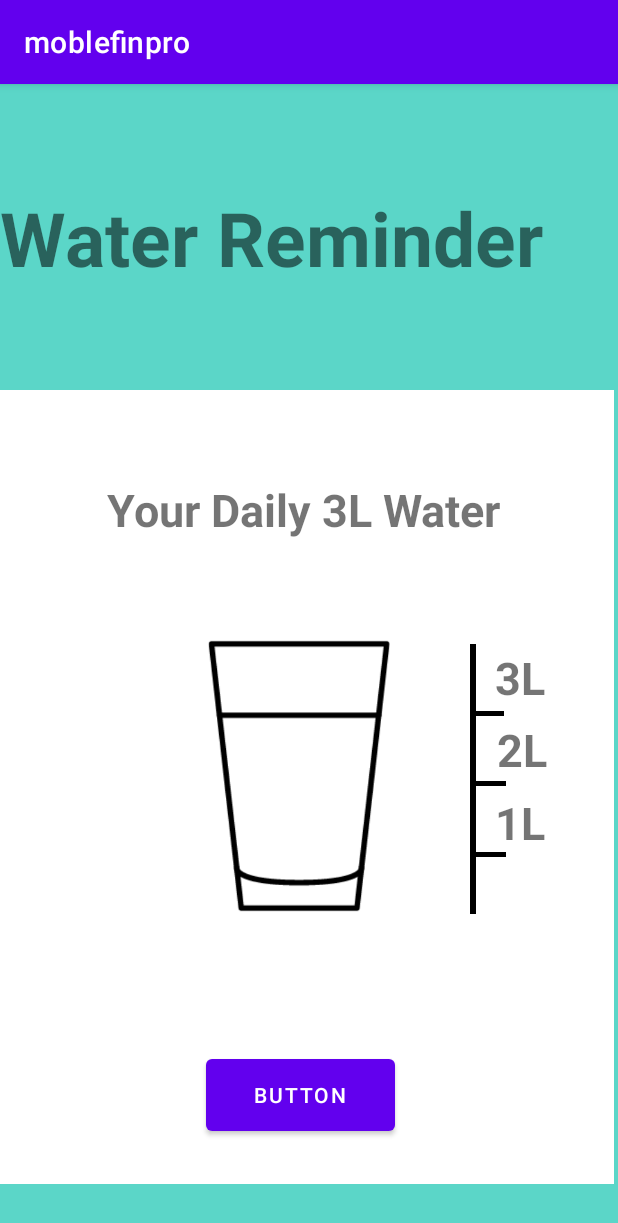
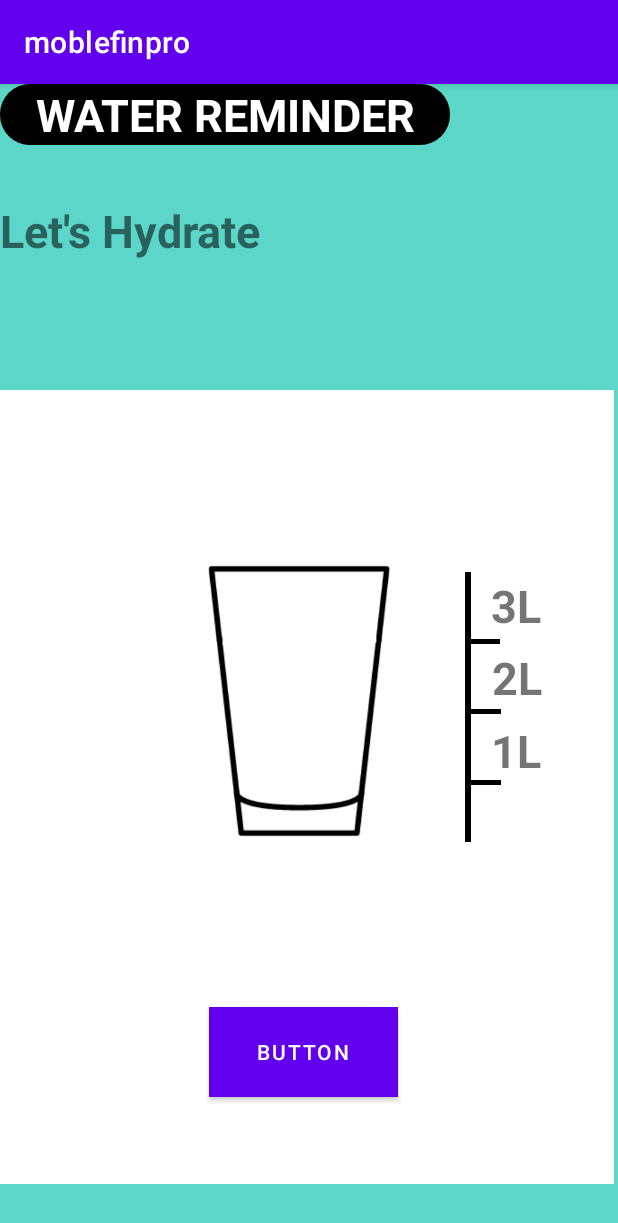
Before and after one commit to joshuawenata/MobileFinalProject, an Android app: the WaterReminder screen opened directly, with no data from a screen before it, on a phone screen of 412 x 824 dp. Shown: the top 1223 px of the screen. Run offline under Robolectric (Android 15) with nearby library versions, the phone set to English and light mode, and no system bars.

Commit message:
Water Reminder Page UI Development
Water Reminder Page UI Development

```diff
--- a/app/src/main/java/com/example/moblefinpro/WaterReminder.java
+++ b/app/src/main/java/com/example/moblefinpro/WaterReminder.java
@@ -1,35 +1,39 @@
 package com.example.moblefinpro;
 
 import androidx.appcompat.app.AppCompatActivity;
-
 import android.graphics.drawable.AnimationDrawable;
 import android.os.Bundle;
+import android.view.View;
+import android.widget.Button;
 import android.widget.ImageView;
 
 public class WaterReminder extends AppCompatActivity {
 
     AnimationDrawable waveAnimated;
+    private ImageView imageView;
+    private Button button;
+    private int buttonClickCount = 0;
 
     @Override
     protected void onCreate(Bundle savedInstanceState) {
         super.onCreate(savedInstanceState);
         setContentView(R.layout.activity_water_reminder);
-//        WaveLoadingView mWaveLoadingView = (WaveLoadingView) findViewById(R.id.waveLoadingView);
-//        mWaveLoadingView.setShapeType(WaveLoadingView.ShapeType.CIRCLE);
-//        mWaveLoadingView.setTopTitle("Top Title");
-//        mWaveLoadingView.setCenterTitleColor(Color.GRAY);
-//        mWaveLoadingView.setBottomTitleSize(18);
-//        mWaveLoadingView.setProgressValue(80);
-//        mWaveLoadingView.setBorderWidth(10);
-//        mWaveLoadingView.setAmplitudeRatio(60);
-//        mWaveLoadingView.setWaveColor(Color.GRAY);
-//        mWaveLoadingView.setBorderColor(Color.GRAY);
-//        mWaveLoadingView.setTopTitleStrokeColor(Color.BLUE);
-//        mWaveLoadingView.setTopTitleStrokeWidth(3);
-//        mWaveLoadingView.setAnimDuration(3000);
-//        mWaveLoadingView.pauseAnimation();
-//        mWaveLoadingView.resumeAnimation();
-//        mWaveLoadingView.cancelAnimation();
-//        mWaveLoadingView.startAnimation();
+        imageView = findViewById(R.id.changeWater_image);
+        button = findViewById(R.id.changeWater_button);
+        imageView.setImageResource(R.drawable.glass1);
+        button.setOnClickListener(new View.OnClickListener() {
+            @Override
+            public void onClick(View v) {
+                buttonClickCount++;
+
+                if (buttonClickCount % 4 == 1) {
+                    imageView.setImageResource(R.drawable.glass2);
+                } else if (buttonClickCount % 4 == 2) {
+                    imageView.setImageResource(R.drawable.glass3);
+                } else {
+                    imageView.setImageResource(R.drawable.glass4);
+                }
+            }
+        });
     }
 }
--- a/app/src/main/res/layout/activity_water_reminder.xml
+++ b/app/src/main/res/layout/activity_water_reminder.xml
@@ -18,43 +18,32 @@
         app:layout_constraintTop_toTopOf="parent">
 
         <Button
-            android:id="@+id/button4"
+            android:id="@+id/changeWater_button"
             android:layout_width="126dp"
             android:layout_height="60dp"
             android:layout_alignParentStart="true"
             android:layout_alignParentEnd="true"
             android:layout_alignParentBottom="true"
-            android:layout_marginStart="137dp"
-            android:layout_marginEnd="146dp"
-            android:layout_marginBottom="29dp"
+            android:layout_marginStart="139dp"
+            android:layout_marginEnd="144dp"
+            android:layout_marginBottom="58dp"
+            android:background="#5BD5C7"
             android:text="Button" />
 
         <ImageView
-            android:id="@+id/imageView"
+            android:id="@+id/changeWater_image"
             android:layout_width="300dp"
-            android:layout_height="300dp"
+            android:layout_height="400dp"
             android:layout_alignParentStart="true"
             android:layout_alignParentTop="true"
             android:layout_alignParentEnd="true"
             android:layout_alignParentBottom="true"
             android:layout_marginStart="49dp"
-            android:layout_marginTop="107dp"
+            android:layout_marginTop="7dp"
             android:layout_marginEnd="60dp"
             android:layout_marginBottom="122dp"
+
             app:srcCompat="@drawable/glass1" />
-
-        <TextView
-            android:id="@+id/textView"
-            android:layout_width="wrap_content"
-            android:layout_height="wrap_content"
-            android:layout_alignParentTop="true"
-            android:layout_alignParentEnd="true"
-            android:layout_marginTop="59dp"
-            android:layout_marginEnd="76dp"
-            android:gravity="center"
-            android:text="Your Daily 3L Water"
-            android:textSize="30sp"
-            android:textStyle="bold" />
 
         <TextView
             android:id="@+id/textView10"
@@ -62,10 +51,62 @@
             android:layout_height="wrap_content"
             android:layout_alignParentTop="true"
             android:layout_alignParentEnd="true"
-            android:layout_marginTop="219dp"
-            android:layout_marginEnd="34dp"
+            android:layout_marginTop="171dp"
+            android:layout_marginEnd="37dp"
+            android:width="300dp"
             android:gravity="center"
             android:text="2L"
+            android:textSize="30sp"
+            android:textStyle="bold" />
+
+        <View
+            android:layout_width="4dp"
+            android:layout_height="180dp"
+            android:layout_alignParentTop="true"
+            android:layout_alignParentEnd="true"
+            android:layout_marginTop="121dp"
+            android:layout_marginEnd="95dp"
+            android:background="@android:color/black" />
+
+        <View
+            android:layout_width="20dp"
+            android:layout_height="3dp"
+            android:layout_alignParentStart="true"
+            android:layout_alignParentBottom="true"
+            android:layout_marginStart="314dp"
+            android:layout_marginBottom="266dp"
+            android:background="@android:color/black" />
+
+        <View
+            android:id="@+id/view"
+            android:layout_width="20dp"
+            android:layout_height="3dp"
+            android:layout_alignParentStart="true"
+            android:layout_alignParentBottom="true"
+            android:layout_marginStart="314dp"
+            android:layout_marginBottom="313dp"
+            android:background="@android:color/black" />
+
+        <View
+            android:id="@+id/view2"
+            android:layout_width="20dp"
+            android:layout_height="3dp"
+            android:layout_alignParentStart="true"
+            android:layout_alignParentBottom="true"
+            android:layout_marginStart="313dp"
+            android:layout_marginBottom="360dp"
+            android:background="@android:color/black" />
+
+        <TextView
+            android:id="@+id/textView11"
+            android:layout_width="54dp"
+            android:layout_height="wrap_content"
+            android:layout_alignParentTop="true"
+            android:layout_alignParentEnd="true"
+            android:layout_marginTop="123dp"
+            android:layout_marginEnd="38dp"
+            android:gravity="center"
+            android:text="3L"
             android:textSize="30sp"
             android:textStyle="bold" />
 
@@ -75,61 +116,10 @@
             android:layout_height="wrap_content"
             android:layout_alignParentTop="true"
             android:layout_alignParentEnd="true"
-            android:layout_marginTop="268dp"
-            android:layout_marginEnd="35dp"
+            android:layout_marginTop="220dp"
+            android:layout_marginEnd="38dp"
             android:gravity="center"
             android:text="1L"
-            android:textSize="30sp"
-            android:textStyle="bold" />
-
-        <View
-            android:id="@+id/view2"
-            android:layout_width="20dp"
-            android:layout_height="3dp"
-            android:layout_alignParentStart="true"
-            android:layout_alignParentBottom="true"
-            android:layout_marginStart="316dp"
-            android:layout_marginBottom="312dp"
-            android:background="@android:color/black" />
-
-        <View
-            android:id="@+id/view"
-            android:layout_width="20dp"
-            android:layout_height="3dp"
-            android:layout_alignParentStart="true"
-            android:layout_alignParentBottom="true"
-            android:layout_marginStart="317dp"
-            android:layout_marginBottom="265dp"
-            android:background="@android:color/black" />
-
-        <View
-            android:layout_width="20dp"
-            android:layout_height="3dp"
-            android:layout_alignParentStart="true"
-            android:layout_alignParentBottom="true"
-            android:layout_marginStart="317dp"
-            android:layout_marginBottom="218dp"
-            android:background="@android:color/black" />
-
-        <View
-            android:layout_width="4dp"
-            android:layout_height="180dp"
-            android:layout_alignParentTop="true"
-            android:layout_alignParentEnd="true"
-            android:layout_marginTop="169dp"
-            android:layout_marginEnd="92dp"
-            android:background="@android:color/black" />
-
-        <TextView
-            android:id="@+id/textView11"
-            android:layout_width="54dp"
-            android:layout_height="wrap_content"
-            android:layout_alignParentTop="true"
-            android:layout_alignParentEnd="true"
-            android:layout_marginTop="171dp"
-            android:layout_marginEnd="35dp"
-            android:gravity="center"
-            android:text="3L"
             android:textSize="30sp"
             android:textStyle="bold" />
 
@@ -140,13 +130,33 @@
         android:id="@+id/textView3"
         android:layout_width="wrap_content"
         android:layout_height="wrap_content"
-        android:text="Water Reminder"
-        android:textSize="50sp"
+        android:text="Let's Hydrate"
+        android:textSize="30sp"
         android:textStyle="bold"
         app:layout_constraintBottom_toTopOf="@+id/relativeLayout3"
         app:layout_constraintEnd_toEndOf="parent"
+        app:layout_constraintHorizontal_bias="0.068"
         app:layout_constraintStart_toStartOf="parent"
-        app:layout_constraintTop_toTopOf="parent" />
+        app:layout_constraintTop_toTopOf="parent"
+        app:layout_constraintVertical_bias="0.475" />
+
+    <TextView
+        android:id="@+id/textView"
+        android:layout_width="300dp"
+        android:layout_height="wrap_content"
+        android:background="@drawable/curved_textview"
+        android:backgroundTint="@color/black"
+        android:gravity="center"
+        android:text="WATER REMINDER"
+        android:textColor="@color/white"
+        android:textSize="30sp"
+        android:textStyle="bold"
+        app:layout_constraintBottom_toBottomOf="parent"
+        app:layout_constraintEnd_toEndOf="parent"
+        app:layout_constraintHorizontal_bias="0.497"
+        app:layout_constraintStart_toStartOf="parent"
+        app:layout_constraintTop_toTopOf="parent"
+        app:layout_constraintVertical_bias="0.251" />
 
 
 </androidx.constraintlayout.widget.ConstraintLayout>
```
Also changed, not shown: app/src/main/res/drawable/glass1.png, app/src/main/res/drawable/glass2.png (added), app/src/main/res/drawable/glass3.png (added), app/src/main/res/drawable/glass4.png (added).
